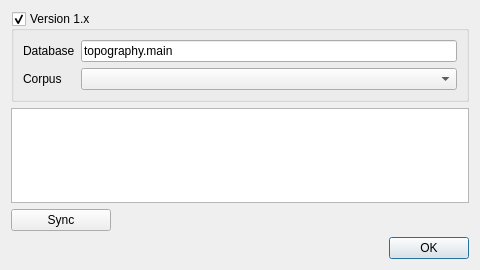
The window that dialogs/syncdialog.ui (caxapyk/TPointer) describes before a commit, drawn with Qt 5.
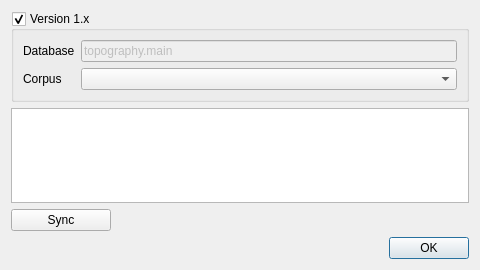
The same window after the commit. Icons and pictures are not drawn.

```diff
--- a/dialogs/syncdialog.ui
+++ b/dialogs/syncdialog.ui
@@ -39,6 +39,9 @@
       </item>
       <item row="0" column="1">
        <widget class="QLineEdit" name="lE_database">
+        <property name="enabled">
+         <bool>false</bool>
+        </property>
         <property name="text">
          <string>topography.main</string>
         </property>
```
